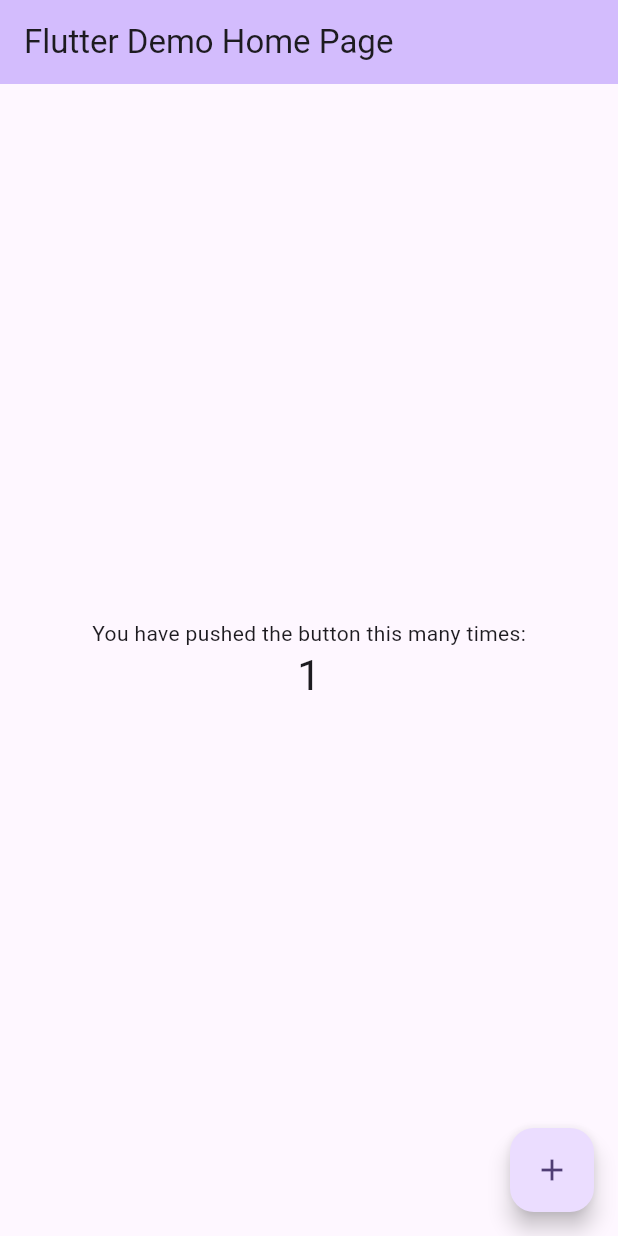
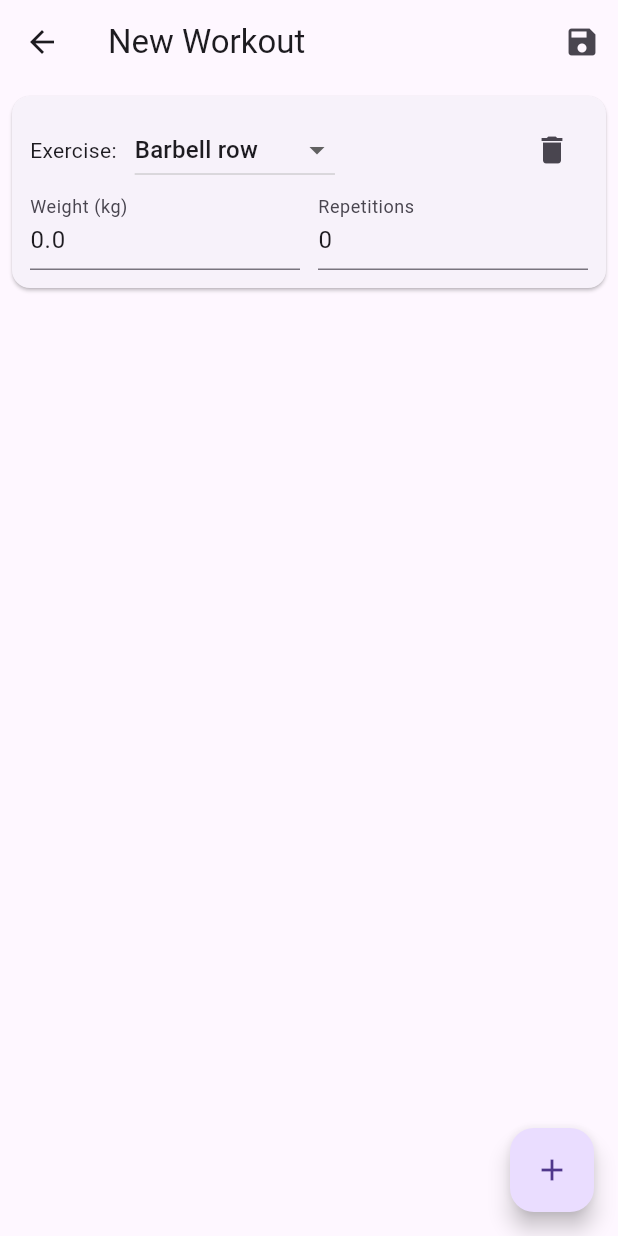
Before and after one commit to mahesh311094/magic_ai_task, a Flutter app: the screen it shows after launch, after a tap on the "add" icon, on a phone screen of 412 x 824 dp. Run offline on Flutter 3.47's test engine with Material 3 defaults, Android fonts, the phone set to English and light mode, and no system bars; our stand-ins replace flutter_riverpod.

Commit message:
Task Done

```diff
--- a/lib/main.dart
+++ b/lib/main.dart
@@ -1,125 +1,21 @@
 import 'package:flutter/material.dart';
+import 'package:flutter_riverpod/flutter_riverpod.dart';
+import 'views/workout_list_screen.dart';
 
 void main() {
-  runApp(const MyApp());
+  runApp(const ProviderScope(child: MyApp()));
 }
 
 class MyApp extends StatelessWidget {
   const MyApp({super.key});
 
-  // This widget is the root of your application.
   @override
   Widget build(BuildContext context) {
     return MaterialApp(
-      title: 'Flutter Demo',
-      theme: ThemeData(
-        // This is the theme of your application.
-        //
-        // TRY THIS: Try running your application with "flutter run". You'll see
-        // the application has a purple toolbar. Then, without quitting the app,
-        // try changing the seedColor in the colorScheme below to Colors.green
-        // and then invoke "hot reload" (save your changes or press the "hot
-        // reload" button in a Flutter-supported IDE, or press "r" if you used
-        // the command line to start the app).
-        //
-        // Notice that the counter didn't reset back to zero; the application
-        // state is not lost during the reload. To reset the state, use hot
-        // restart instead.
-        //
-        // This works for code too, not just values: Most code changes can be
-        // tested with just a hot reload.
-        colorScheme: ColorScheme.fromSeed(seedColor: Colors.deepPurple),
-        useMaterial3: true,
-      ),
-      home: const MyHomePage(title: 'Flutter Demo Home Page'),
+      title: 'Magic AI',
+      debugShowCheckedModeBanner: false,
+      theme: ThemeData(primarySwatch: Colors.blue),
+      home: const WorkoutListScreen(),
     );
   }
 }
-
-class MyHomePage extends StatefulWidget {
-  const MyHomePage({super.key, required this.title});
-
-  // This widget is the home page of your application. It is stateful, meaning
-  // that it has a State object (defined below) that contains fields that affect
-  // how it looks.
-
-  // This class is the configuration for the state. It holds the values (in this
-  // case the title) provided by the parent (in this case the App widget) and
-  // used by the build method of the State. Fields in a Widget subclass are
-  // always marked "final".
-
-  final String title;
-
-  @override
-  State<MyHomePage> createState() => _MyHomePageState();
-}
-
-class _MyHomePageState extends State<MyHomePage> {
-  int _counter = 0;
-
-  void _incrementCounter() {
-    setState(() {
-      // This call to setState tells the Flutter framework that something has
-      // changed in this State, which causes it to rerun the build method below
-      // so that the display can reflect the updated values. If we changed
-      // _counter without calling setState(), then the build method would not be
-      // called again, and so nothing would appear to happen.
-      _counter++;
-    });
-  }
-
-  @override
-  Widget build(BuildContext context) {
-    // This method is rerun every time setState is called, for instance as done
-    // by the _incrementCounter method above.
-    //
-    // The Flutter framework has been optimized to make rerunning build methods
-    // fast, so that you can just rebuild anything that needs updating rather
-    // than having to individually change instances of widgets.
-    return Scaffold(
-      appBar: AppBar(
-        // TRY THIS: Try changing the color here to a specific color (to
-        // Colors.amber, perhaps?) and trigger a hot reload to see the AppBar
-        // change color while the other colors stay the same.
-        backgroundColor: Theme.of(context).colorScheme.inversePrimary,
-        // Here we take the value from the MyHomePage object that was created by
-        // the App.build method, and use it to set our appbar title.
-        title: Text(widget.title),
-      ),
-      body: Center(
-        // Center is a layout widget. It takes a single child and positions it
-        // in the middle of the parent.
-        child: Column(
-          // Column is also a layout widget. It takes a list of children and
-          // arranges them vertically. By default, it sizes itself to fit its
-          // children horizontally, and tries to be as tall as its parent.
-          //
-          // Column has various properties to control how it sizes itself and
-          // how it positions its children. Here we use mainAxisAlignment to
-          // center the children vertically; the main axis here is the vertical
-          // axis because Columns are vertical (the cross axis would be
-          // horizontal).
-          //
-          // TRY THIS: Invoke "debug painting" (choose the "Toggle Debug Paint"
-          // action in the IDE, or press "p" in the console), to see the
-          // wireframe for each widget.
-          mainAxisAlignment: MainAxisAlignment.center,
-          children: <Widget>[
-            const Text(
-              'You have pushed the button this many times:',
-            ),
-            Text(
-              '$_counter',
-              style: Theme.of(context).textTheme.headlineMedium,
-            ),
-          ],
-        ),
-      ),
-      floatingActionButton: FloatingActionButton(
-        onPressed: _incrementCounter,
-        tooltip: 'Increment',
-        child: const Icon(Icons.add),
-      ), // This trailing comma makes auto-formatting nicer for build methods.
-    );
-  }
-}
--- /dev/null
+++ b/lib/models/workout.dart
@@ -0,0 +1,17 @@
+import 'workout_set.dart';
+// Model representing a single workout
+class Workout {
+  final String id;
+  final DateTime date;
+  final List<WorkoutSet> sets;
+
+  Workout({required this.id, required this.date, required this.sets});
+
+  Workout copyWith({String? id, DateTime? date, List<WorkoutSet>? sets}) {
+    return Workout(
+      id: id ?? this.id,
+      date: date ?? this.date,
+      sets: sets ?? this.sets,
+    );
+  }
+}
--- /dev/null
+++ b/lib/models/workout_set.dart
@@ -0,0 +1,28 @@
+// Model representing one set in a workout
+class WorkoutSet {
+  final String id;
+  final String exercise;
+  final double weight;
+  final int repetitions;
+
+  WorkoutSet({
+    required this.id,
+    required this.exercise,
+    required this.weight,
+    required this.repetitions,
+  });
+
+   WorkoutSet copyWith({
+    String? id,
+    String? exercise,
+    double? weight,
+    int? repetitions,
+  }) {
+    return WorkoutSet(
+      id: id ?? this.id,
+      exercise: exercise ?? this.exercise,
+      weight: weight ?? this.weight,
+      repetitions: repetitions ?? this.repetitions,
+    );
+  }
+}
--- /dev/null
+++ b/lib/providers/workout_provider.dart
@@ -0,0 +1,7 @@
+import 'package:flutter_riverpod/flutter_riverpod.dart';
+import '../viewmodels/workout_view_model.dart';
+import '../models/workout.dart';
+
+final workoutProvider = StateNotifierProvider<WorkoutViewModel, List<Workout>>(
+  (ref) => WorkoutViewModel(),
+);
--- /dev/null
+++ b/lib/viewmodels/workout_view_model.dart
@@ -0,0 +1,36 @@
+import 'package:flutter_riverpod/flutter_riverpod.dart';
+import 'package:uuid/uuid.dart';
+import '../models/workout.dart';
+import '../models/workout_set.dart';
+
+final uuid = Uuid();
+
+// StateNotifier used to manage a list of workouts
+class WorkoutViewModel extends StateNotifier<List<Workout>> {
+  WorkoutViewModel() : super([]);
+
+  // Adds a new workout to the list
+  void addWorkout(List<WorkoutSet> sets) {
+    final newWorkout = Workout(id: uuid.v4(), date: DateTime.now(), sets: sets);
+    state = [...state, newWorkout];
+  }
+
+  // Updates an existing workout by ID
+  void updateWorkout(String id, List<WorkoutSet> newSets) {
+    state = [
+      for (final workout in state)
+        if (workout.id == id) workout.copyWith(sets: newSets) else workout,
+    ];
+  }
+
+  // Deletes a workout by ID
+  void deleteWorkout(String id) {
+    state = state.where((w) => w.id != id).toList();
+  }
+
+  // Fetches a workout by its ID
+  Workout? getWorkoutById(String id) {
+    final match = state.where((w) => w.id == id);
+    return match.isNotEmpty ? match.first : null;
+  }
+}
--- /dev/null
+++ b/lib/views/widgets/workout_set_card.dart
@@ -0,0 +1,104 @@
+import 'package:flutter/material.dart';
+import '../../models/workout_set.dart';
+
+const List<String> exercises = [
+  'Barbell row',
+  'Bench press',
+  'Shoulder press',
+  'Deadlift',
+  'Squat',
+];
+
+// A reusable card to display a single workout set
+class WorkoutSetCard extends StatelessWidget {
+  final WorkoutSet set;
+  final ValueChanged<WorkoutSet> onChanged;
+  final VoidCallback onRemove;
+
+  const WorkoutSetCard({
+    super.key,
+    required this.set,
+    required this.onChanged,
+    required this.onRemove,
+  });
+
+  @override
+  Widget build(BuildContext context) {
+    return Card(
+      margin: const EdgeInsets.all(8),
+      child: Padding(
+        padding: const EdgeInsets.all(12),
+        child: Column(
+          children: [
+            Row(
+              children: [
+                const Text('Exercise:'),
+                const SizedBox(width: 12),
+                DropdownButton<String>(
+                  value: set.exercise,
+                  items:
+                      exercises.map((exercise) {
+                        return DropdownMenuItem(
+                          value: exercise,
+                          child: Text(exercise),
+                        );
+                      }).toList(),
+                  onChanged: (value) {
+                    if (value != null) {
+                      onChanged(set.copyWith(exercise: value));
+                    }
+                  },
+                ),
+                const Spacer(),
+                IconButton(icon: const Icon(Icons.delete), onPressed: onRemove),
+              ],
+            ),
+            Row(
+              children: [
+                Expanded(
+                  child: TextFormField(
+                    decoration: const InputDecoration(labelText: 'Weight (kg)'),
+                    keyboardType: TextInputType.number,
+                    validator: (value) {
+                      final weight = double.tryParse(value ?? '');
+                      if (weight == null || weight <= 0) {
+                        return 'Enter valid weight';
+                      }
+                      return null;
+                    },
+                    onChanged: (value) {
+                      onChanged(
+                        set.copyWith(weight: double.tryParse(value) ?? 0.0),
+                      );
+                    },
+                    initialValue: set.weight.toString(),
+                  ),
+                ),
+                const SizedBox(width: 12),
+                Expanded(
+                  child: TextFormField(
+                    decoration: const InputDecoration(labelText: 'Repetitions'),
+                    keyboardType: TextInputType.number,
+                    validator: (value) {
+                      final reps = int.tryParse(value ?? '');
+                      if (reps == null || reps <= 0) {
+                        return 'Enter valid reps';
+                      }
+                      return null;
+                    },
+                    onChanged: (value) {
+                      onChanged(
+                        set.copyWith(repetitions: int.tryParse(value) ?? 0),
+                      );
+                    },
+                    initialValue: set.repetitions.toString(),
+                  ),
+                ),
+              ],
+            ),
+          ],
+        ),
+      ),
+    );
+  }
+}
--- /dev/null
+++ b/lib/views/workout_list_screen.dart
@@ -0,0 +1,65 @@
+import 'package:flutter/material.dart';
+import 'package:flutter_riverpod/flutter_riverpod.dart';
+import '../providers/workout_provider.dart';
+import 'workout_screen.dart';
+
+// Displays a list of saved workouts
+class WorkoutListScreen extends ConsumerWidget {
+  const WorkoutListScreen({super.key});
+
+  @override
+  Widget build(BuildContext context, WidgetRef ref) {
+    final workouts = ref.watch(workoutProvider);
+
+    return Scaffold(
+      appBar: AppBar(
+        title: const Text('Workout List'),
+      ),
+      body: workouts.isEmpty
+          ? const Center(child: Text('No workouts recorded yet.'))
+          : ListView.builder(
+              itemCount: workouts.length,
+              itemBuilder: (context, index) {
+                final workout = workouts[index];
+                return Dismissible(
+                  key: ValueKey(workout.id),
+                  background: Container(
+                    color: Colors.red,
+                    alignment: Alignment.centerRight,
+                    padding: const EdgeInsets.symmetric(horizontal: 20),
+                    child: const Icon(Icons.delete, color: Colors.white),
+                  ),
+                  direction: DismissDirection.endToStart,
+                  onDismissed: (_) {
+                    ref.read(workoutProvider.notifier).deleteWorkout(workout.id);
+                  },
+                  child: ListTile(
+                    title: Text("Workout on ${workout.date.toLocal().toString().split(' ')[0]}"),
+                    subtitle: Text("${workout.sets.length} sets"),
+                    trailing: const Icon(Icons.chevron_right),
+                    onTap: () {
+                      Navigator.push(
+                        context,
+                        MaterialPageRoute(
+                          builder: (_) => WorkoutScreen(existingWorkout: workout),
+                        ),
+                      );
+                    },
+                  ),
+                );
+              },
+            ),
+      floatingActionButton: FloatingActionButton(
+        onPressed: () {
+          Navigator.push(
+            context,
+            MaterialPageRoute(
+              builder: (_) => const WorkoutScreen(),
+            ),
+          );
+        },
+        child: const Icon(Icons.add),
+      ),
+    );
+  }
+}
--- /dev/null
+++ b/lib/views/workout_screen.dart
@@ -0,0 +1,127 @@
+import 'package:flutter/material.dart';
+import 'package:flutter_riverpod/flutter_riverpod.dart';
+import 'package:uuid/uuid.dart';
+import 'widgets/workout_set_card.dart';
+import '../providers/workout_provider.dart';
+import '../models/workout.dart';
+import '../models/workout_set.dart';
+
+// Screen to add or edit a workout
+class WorkoutScreen extends ConsumerStatefulWidget {
+  final Workout? existingWorkout;
+
+  const WorkoutScreen({super.key, this.existingWorkout});
+
+  @override
+  ConsumerState<WorkoutScreen> createState() => _WorkoutScreenState();
+}
+
+class _WorkoutScreenState extends ConsumerState<WorkoutScreen> {
+   // List of sets in this workout
+  late List<WorkoutSet> sets;
+  final uuid = Uuid();
+
+  @override
+  void initState() {
+    super.initState();
+    sets =
+        widget.existingWorkout?.sets.map((set) => set.copyWith()).toList() ??
+        [];
+
+    // this will add one default set for new workout
+    if (sets.isEmpty) {
+      addSet();
+    }
+  }
+
+  // Add a new set to the list
+  void addSet() {
+    sets.add(
+      WorkoutSet(
+        id: uuid.v4(),
+        exercise: exercises[0],
+        weight: 0.0,
+        repetitions: 0,
+      ),
+    );
+  }
+
+  // Remove set from the list
+  void removeSet(int index) {
+    setState(() {
+      sets.removeAt(index);
+    });
+  }
+
+  // Save or update the workout
+  void saveWorkout() {
+    // Validation: must have at least one set
+    if (sets.isEmpty) {
+      ScaffoldMessenger.of(context).showSnackBar(
+        const SnackBar(content: Text('Please add at least one set.')),
+      );
+      return;
+    }
+
+    // Validation: all sets must have weight > 0 and reps > 0
+    for (final set in sets) {
+      if (set.weight <= 0 || set.repetitions <= 0) {
+        ScaffoldMessenger.of(context).showSnackBar(
+          const SnackBar(
+            content: Text('Each set must have weight and reps greater than 0.'),
+          ),
+        );
+        return;
+      }
+    }
+
+    final notifier = ref.read(workoutProvider.notifier);
+    if (widget.existingWorkout != null) {
+      notifier.updateWorkout(widget.existingWorkout!.id, sets);
+    } else {
+      notifier.addWorkout(sets);
+    }
+    Navigator.pop(context);
+  }
+
+  @override
+  Widget build(BuildContext context) {
+    return Scaffold(
+      appBar: AppBar(
+        title: Text(
+          widget.existingWorkout != null ? 'Edit Workout' : 'New Workout',
+        ),
+        actions: [
+          IconButton(icon: const Icon(Icons.save), onPressed: saveWorkout),
+        ],
+      ),
+      body: ListView.builder(
+        itemCount: sets.length,
+        itemBuilder: (context, index) {
+          final set = sets[index];
+          return WorkoutSetCard(
+            set: set,
+            onChanged: (updatedSet) {
+              setState(() {
+                sets[index] = updatedSet;
+              });
+            },
+            onRemove: () {
+              setState(() {
+                sets.removeAt(index);
+              });
+            },
+          );
+        },
+      ),
+      floatingActionButton: FloatingActionButton(
+        onPressed: () {
+          setState(() {
+            addSet();
+          });
+        },
+        child: const Icon(Icons.add),
+      ),
+    );
+  }
+}
--- a/pubspec.yaml
+++ b/pubspec.yaml
@@ -34,9 +34,13 @@ dependencies:
   # The following adds the Cupertino Icons font to your application.
   # Use with the CupertinoIcons class for iOS style icons.
   cupertino_icons: ^1.0.8
+  flutter_riverpod: ^2.6.1
+  uuid: ^4.5.1
 
 dev_dependencies:
   flutter_test:
+    sdk: flutter
+  integration_test:
     sdk: flutter
 
   # The "flutter_lints" package below contains a set of recommended lints to
@@ -45,6 +49,7 @@ dev_dependencies:
   # package. See that file for information about deactivating specific lint
   # rules and activating additional ones.
   flutter_lints: ^5.0.0
+
 
 # For information on the generic Dart part of this file, see the
 # following page: https://dart.dev/tools/pub/pubspec
```
Also changed, not shown: pubspec.lock, 13 other files.
